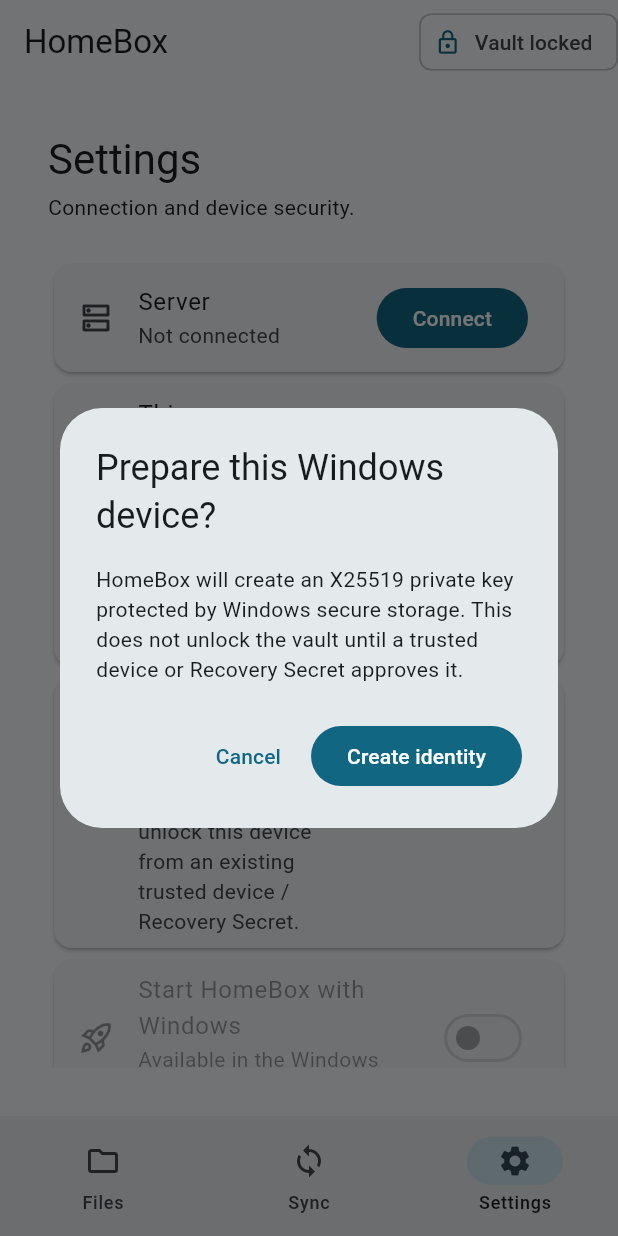
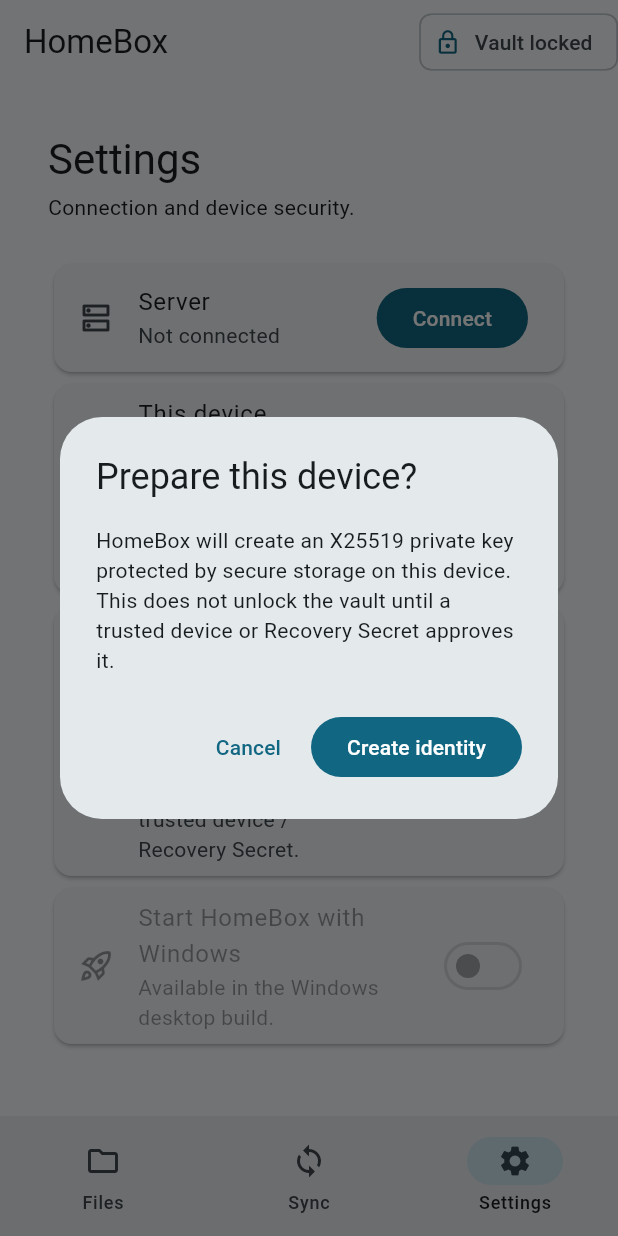
Before and after one commit to nyver/homebox, a Flutter app: the screen it shows after launch, item 3 of the bottom bar chosen, after a tap on "Prepare device", on a phone screen of 412 x 824 dp. Run offline on Flutter 3.47's test engine with Material 3 defaults, Android fonts, the phone set to English and light mode, and no system bars; our stand-ins replace flutter_secure_storage; missing offline and left inert: cryptography, file_selector, sqlite3, unorm_dart.

Commit message:
feat(android): register mobile devices correctly
Map Flutter targets to HomeBox device platforms so Android registrations use ANDROID while Windows continues to use WINDOWS. Generalize device-identity wording and document the Android client foundation without broad storage permissions.

```diff
--- a/client/lib/features/server/server_connection_controller.dart
+++ b/client/lib/features/server/server_connection_controller.dart
@@ -7,6 +7,7 @@
 import 'package:flutter/foundation.dart';
 
 import '../../core/e2ee/device_identity.dart';
+import '../../core/platform/client_platform.dart';
 import '../../core/transport/homebox_api_client.dart';
 import '../../core/transport/pinned_http_client.dart';
 import '../../core/transport/pinned_server_store.dart';
@@ -158,7 +159,7 @@
         device: DeviceRegistration(
           id: await _sessionStore.loadOrCreateDeviceId(),
           name: _localDeviceName(),
-          platform: 'WINDOWS',
+          platform: homeBoxDevicePlatform,
           publicKey: Uint8List.fromList(identity.publicKey.bytes),
           keyVersion: 1,
         ),
@@ -213,9 +214,9 @@
   String _localDeviceName() {
     try {
       final hostname = Platform.localHostname;
-      return hostname.isEmpty ? 'Windows Device' : hostname;
+      return hostname.isEmpty ? 'HomeBox device' : hostname;
     } on Exception {
-      return 'Windows Device';
+      return 'HomeBox device';
     }
   }
 
--- a/client/lib/main.dart
+++ b/client/lib/main.dart
@@ -1120,9 +1120,9 @@
     final confirmed = await showDialog<bool>(
       context: context,
       builder: (context) => AlertDialog(
-        title: const Text('Prepare this Windows device?'),
+        title: const Text('Prepare this device?'),
         content: const Text(
-          'HomeBox will create an X25519 private key protected by Windows secure storage. '
+          'HomeBox will create an X25519 private key protected by secure storage on this device. '
           'This does not unlock the vault until a trusted device or Recovery Secret approves it.',
         ),
         actions: [
@@ -1154,7 +1154,7 @@
     builder: (context, _) {
       final fingerprint = controller.publicKeyFingerprint;
       final subtitle = switch (controller.status) {
-        DeviceSetupStatus.checking => 'Checking Windows secure storage…',
+        DeviceSetupStatus.checking => 'Checking secure storage…',
         DeviceSetupStatus.missing =>
           'No device identity. Create one before requesting provisioning.',
         DeviceSetupStatus.creating =>
@@ -1162,7 +1162,7 @@
         DeviceSetupStatus.ready =>
           'Identity ready · Not provisioned\nFingerprint: $fingerprint',
         DeviceSetupStatus.failed =>
-          'Windows secure storage is unavailable or contains invalid data.',
+          'Secure storage is unavailable or contains invalid data.',
       };
       final trailing = switch (controller.status) {
         DeviceSetupStatus.checking ||
@@ -1190,7 +1190,7 @@
       return Card(
         child: ListTile(
           leading: const Icon(Icons.devices_other_outlined),
-          title: const Text('This Windows device'),
+          title: const Text('This device'),
           subtitle: Text(subtitle),
           trailing: trailing,
           isThreeLine: controller.status == DeviceSetupStatus.ready,
--- a/client/pubspec.yaml
+++ b/client/pubspec.yaml
@@ -1,5 +1,5 @@
 name: homebox_client
-description: "HomeBox zero-knowledge Windows desktop client."
+description: "HomeBox zero-knowledge Windows and Android client."
 # The following line prevents the package from being accidentally published to
 # pub.dev using `flutter pub publish`. This is preferred for private packages.
 publish_to: 'none' # Remove this line if you wish to publish to pub.dev
--- a/config.example.yaml
+++ b/config.example.yaml
@@ -46,7 +46,7 @@
     # The server stores only authenticated key envelopes and never unwraps client keys.
     # Filenames, MIME types, plaintext hashes, conflict details, and labels stay encrypted.
     # Recovery Secrets exist only on clients; server backups contain encrypted recovery packages.
-    # Windows device private keys remain in OS secure storage; only public keys and recipient envelopes reach the server.
+    # Device private keys remain in OS secure storage; only public keys and recipient envelopes reach the server.
     # Family Vault envelopes stay opaque ciphertext; per-folder keys are bound to the recipient device only in clients.
     required: true
     server_decryption_enabled: false
```
Also changed, not shown: client/lib/core/platform/client_platform.dart (added, +14 -0 lines), 4 other files.
